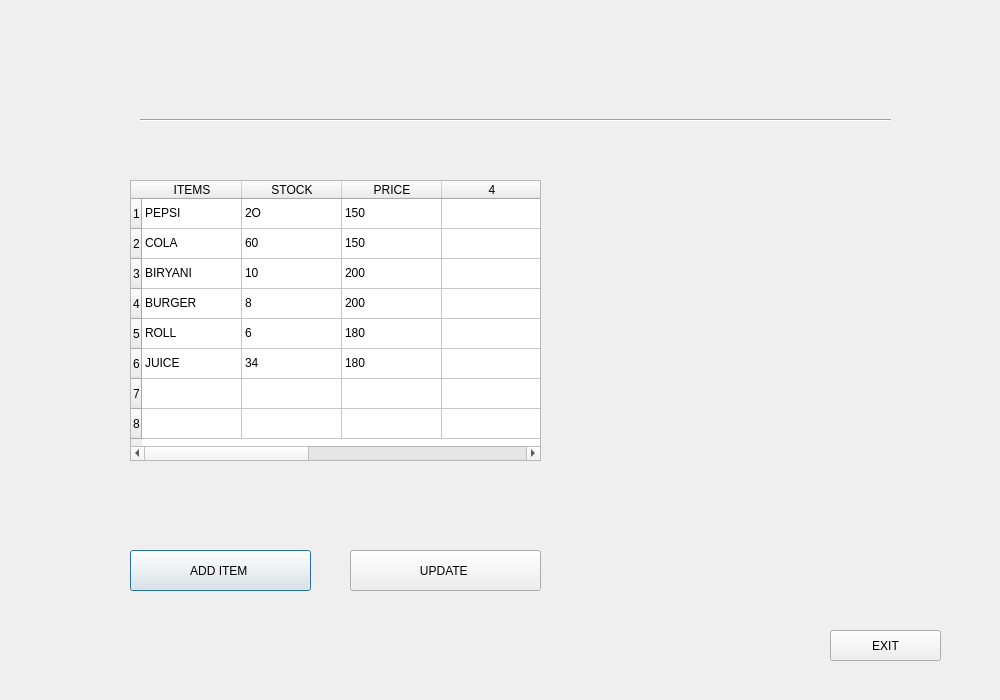
The window that manage_inventory.ui (mesum-abbas/Canteen_Managment_System) describes before a commit, drawn with Qt 5.
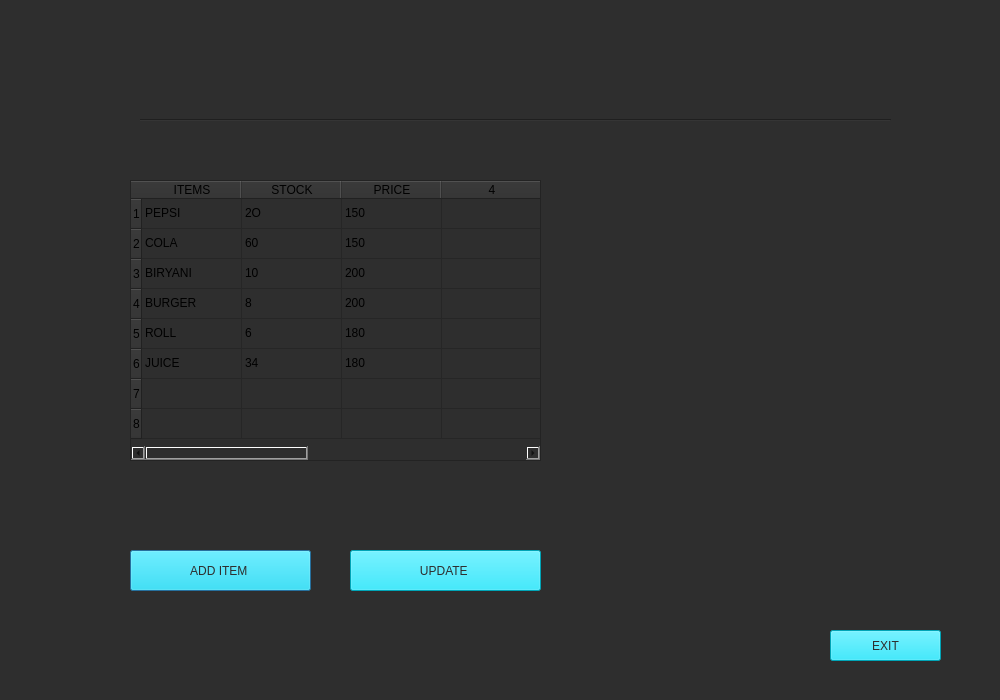
The same window after the commit.

Patch:
```diff
--- a/manage_inventory.ui
+++ b/manage_inventory.ui
@@ -13,6 +13,9 @@
   <property name="windowTitle">
    <string>Dialog</string>
   </property>
+  <property name="styleSheet">
+   <string notr="true">background-color: rgb(46, 46, 46);</string>
+  </property>
   <widget class="Line" name="line">
    <property name="geometry">
     <rect>
@@ -168,6 +171,13 @@
      <height>41</height>
     </rect>
    </property>
+   <property name="styleSheet">
+    <string notr="true">font: 12pt &quot;Segoe UI&quot;;
+font: 12pt &quot;Segoe UI&quot;;
+background-color: rgb(0, 229, 255);
+color: rgb(46, 46, 46);
+</string>
+   </property>
    <property name="text">
     <string>ADD ITEM </string>
    </property>
@@ -181,6 +191,12 @@
      <height>31</height>
     </rect>
    </property>
+   <property name="styleSheet">
+    <string notr="true">font: 12pt &quot;Segoe UI&quot;;
+font: 12pt &quot;Segoe UI&quot;;
+background-color: rgb(0, 229, 255);
+color: rgb(46, 46, 46);</string>
+   </property>
    <property name="text">
     <string>EXIT</string>
    </property>
@@ -194,6 +210,12 @@
      <height>41</height>
     </rect>
    </property>
+   <property name="styleSheet">
+    <string notr="true">font: 12pt &quot;Segoe UI&quot;;
+font: 12pt &quot;Segoe UI&quot;;
+background-color: rgb(0, 229, 255);
+color: rgb(46, 46, 46);</string>
+   </property>
    <property name="text">
     <string>UPDATE </string>
    </property>
```
